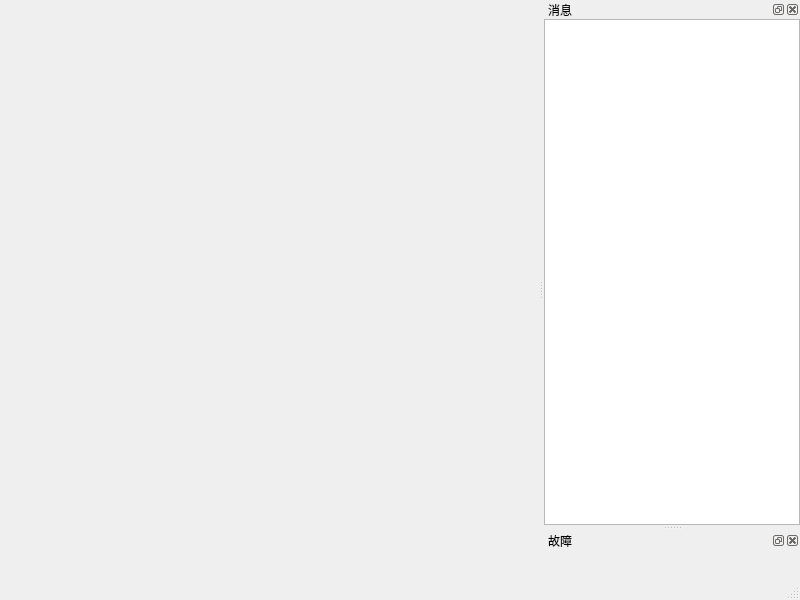
First picture: the form in MainWindow.ui, repository czyt1988/tmp_exchange, before the edit.
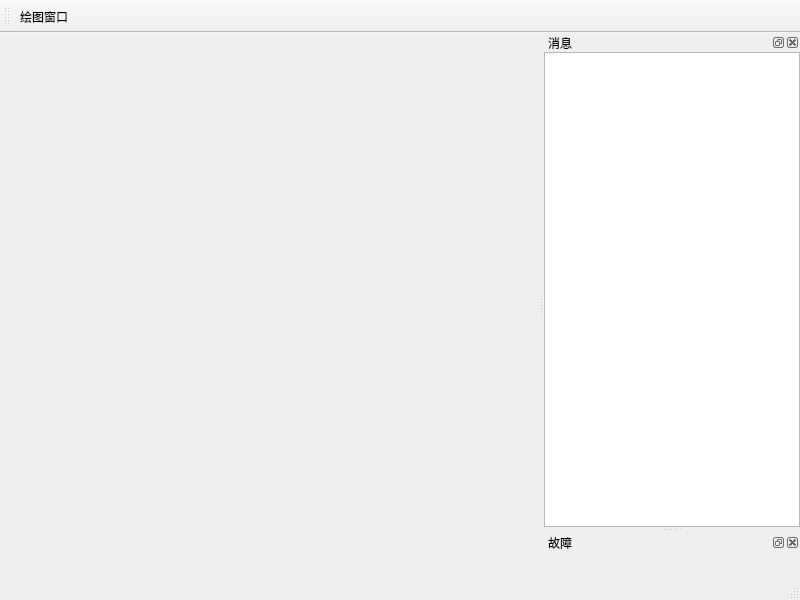
Second picture: the form after the edit. Icons and pictures are not drawn. Custom widgets are drawn as their Qt base class.

Commit message: 添加绘图代码

Diff of the .ui file:
```diff
--- a/MainWindow.ui
+++ b/MainWindow.ui
@@ -85,6 +85,33 @@
     </layout>
    </widget>
   </widget>
+  <widget class="QToolBar" name="toolBar">
+   <property name="windowTitle">
+    <string>toolBar</string>
+   </property>
+   <property name="allowedAreas">
+    <set>Qt::AllToolBarAreas</set>
+   </property>
+   <property name="toolButtonStyle">
+    <enum>Qt::ToolButtonIconOnly</enum>
+   </property>
+   <attribute name="toolBarArea">
+    <enum>TopToolBarArea</enum>
+   </attribute>
+   <attribute name="toolBarBreak">
+    <bool>false</bool>
+   </attribute>
+   <addaction name="actionPlotWindow"/>
+  </widget>
+  <action name="actionPlotWindow">
+   <property name="icon">
+    <iconset resource="icon.qrc">
+     <normaloff>:/icon/icon/plotWindow.png</normaloff>:/icon/icon/plotWindow.png</iconset>
+   </property>
+   <property name="text">
+    <string>绘图窗口</string>
+   </property>
+  </action>
  </widget>
  <customwidgets>
   <customwidget>
```
Left out of the diff: 14 changed lines with no effect on the pictures. The commit also changes 12 other files.
